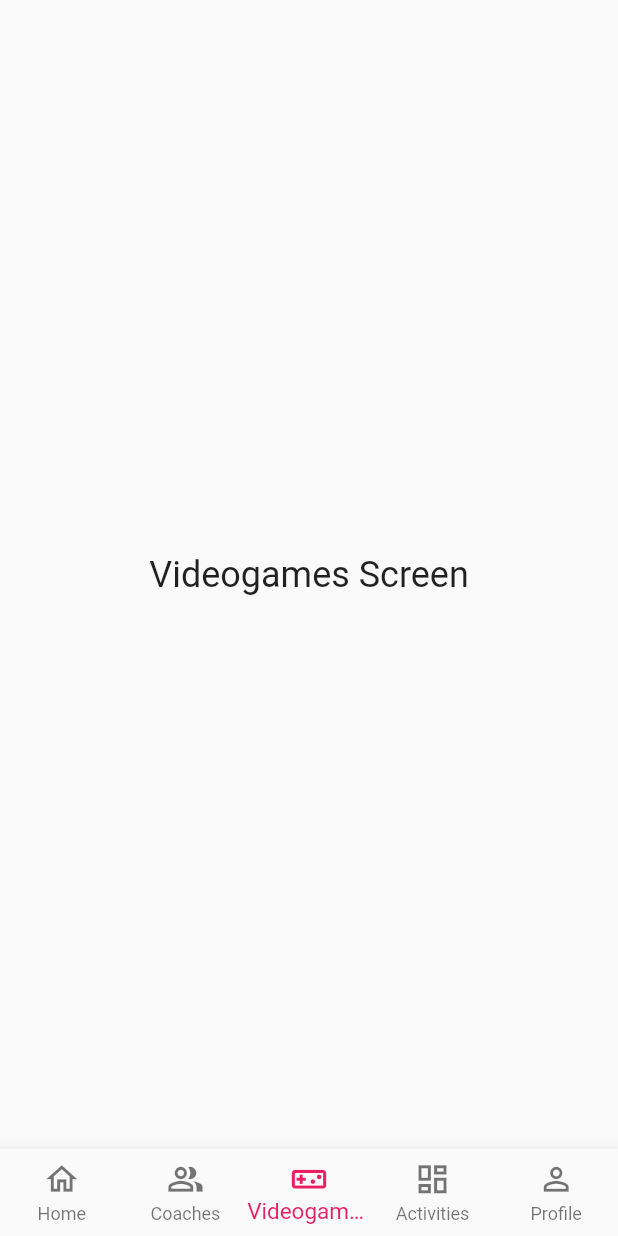
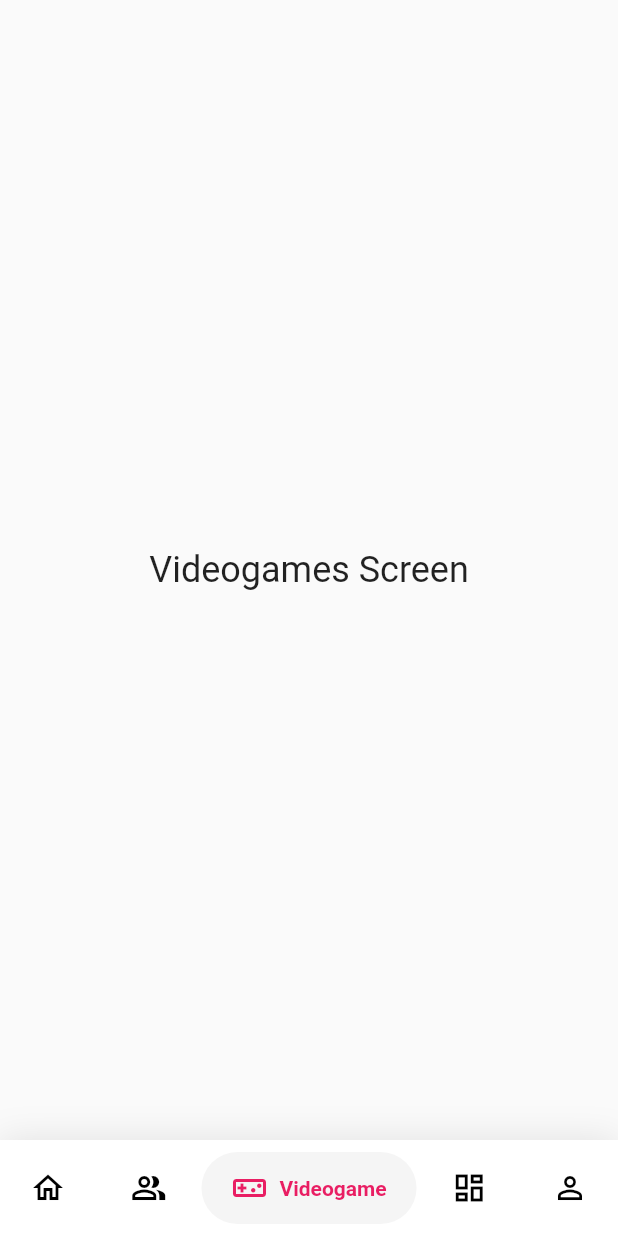
Before and after one commit to leocesias/LevelUpCenter-App-Flutter, a Flutter app: the screen it shows after launch, item 3 of the bottom bar chosen, on a phone screen of 412 x 824 dp. Run offline on Flutter 3.47's test engine with Material 2 defaults, Android fonts, the phone set to English and light mode, and no system bars; drawn by our look-alikes of google_nav_bar.

Commit message:
update navbar bottom

```diff
--- a/lib/config/menu/menuItems.dart
+++ b/lib/config/menu/menuItems.dart
@@ -1,42 +1,69 @@
 // ignore_for_file: file_names
 import 'package:flutter/material.dart';
+import 'package:google_nav_bar/google_nav_bar.dart';
 
-class MenuItems {
-  final String name;
-  final String link;
-  final IconData icon;
+class MenuItems extends StatefulWidget {
+  final Function currentIndex;
+  const MenuItems({super.key, required this.currentIndex});
 
-  const MenuItems({
-    required this.name,
-    required this.link,
-    required this.icon,
-  });
+  @override
+  State<MenuItems> createState() => _MenuItemsState();
 }
 
-const appMenuItems = <MenuItems>[
-  MenuItems(
-    name: 'Home',
-    link: '/',
-    icon: Icons.home_outlined
-  ),
-  MenuItems(
-    name: 'Activities',
-    link: '/activities',
-    icon: Icons.dashboard_outlined
-  ),
-  MenuItems(
-    name: 'Coaches',
-    link: '/coaches',
-    icon: Icons.people_alt_outlined
-  ),
-  MenuItems(
-    name: 'Profile',
-    link: '/profile',
-    icon: Icons.person_outline
-  ),
-  MenuItems(
-    name: 'Videogames',
-    link: '/videogames',
-    icon: Icons.videogame_asset_outlined
-  ),
-];
+class _MenuItemsState extends State<MenuItems> {
+  int index = 0;
+
+  @override
+  Widget build(BuildContext context) {
+    return Container(
+      decoration: BoxDecoration(color: Colors.white, boxShadow: [
+        BoxShadow(blurRadius: 20, color: Colors.black.withOpacity(.1))
+      ]),
+      child: SafeArea(
+        child: Padding(
+          padding: const EdgeInsets.symmetric(horizontal: 0, vertical: 8),
+          child: GNav(
+            rippleColor: Colors.grey[300]!,
+            hoverColor: Colors.grey[100]!,
+            gap: 8,
+            activeColor: Colors.pink,
+            iconSize: 24,
+            padding: const EdgeInsets.symmetric(horizontal: 20, vertical: 12),
+            duration: const Duration(milliseconds: 400),
+            tabBackgroundColor: Colors.grey[100]!,
+            color: Colors.black,
+            tabs: const [
+              GButton(
+                icon: Icons.home_outlined,
+                text: 'Home',
+              ),
+              GButton(
+                icon: Icons.people_alt_outlined,
+                text: 'Coaches',
+              ),
+              GButton(
+                icon: Icons.videogame_asset_outlined,
+                text: 'Videogame',
+              ),
+              GButton(
+                icon: Icons.dashboard_outlined,
+                text: 'Activities',
+              ),
+              GButton(
+                icon: Icons.person_outline,
+                text: 'Profile',
+              ),
+            ],
+            selectedIndex: index,
+            onTabChange: (int i) {
+              setState(() {
+                index = i;
+                widget.currentIndex(i);
+              });
+            },
+          ),
+        ),
+      ),
+    );
+  }
+}
--- a/lib/config/router/appRouter.dart
+++ b/lib/config/router/appRouter.dart
@@ -17,6 +17,8 @@ class AppRouter extends StatelessWidget {
       const ActivitiesScreen(),
       const ProfileConfig(),
     ];
-    return myList[index];
+    return Scaffold(
+      body: myList[index],
+    );
   }
 }
--- a/lib/src/screens/navbar/bottomNavigation.dart
+++ /dev/null
@@ -1,55 +0,0 @@
-// ignore_for_file: file_names
-import 'package:flutter/material.dart';
-
-class BottomNavigation extends StatefulWidget {
-
-  final Function currentIndex;
-
-  const BottomNavigation({super.key, required this.currentIndex});
-
-  @override
-  State<BottomNavigation> createState() => _BottomNavigationState();
-}
-
-class _BottomNavigationState extends State<BottomNavigation> {
-  int index = 0;
-
-  @override
-  Widget build(BuildContext context) {
-    return BottomNavigationBar(
-      currentIndex: index,
-      onTap: (int i){
-        setState(() {
-          index = i;
-          widget.currentIndex(index);
-        });
-      },
-        type: BottomNavigationBarType.fixed,
-        selectedItemColor: Colors.pink,
-        iconSize: 25,
-        selectedFontSize: 15,
-        unselectedFontSize: 12,
-        items: const [
-          BottomNavigationBarItem(
-            icon: Icon(Icons.home_outlined),
-            label: 'Home',
-          ),
-          BottomNavigationBarItem(
-            icon: Icon(Icons.people_alt_outlined),
-            label: 'Coaches',
-          ),
-          BottomNavigationBarItem(
-            icon: Icon(Icons.videogame_asset_outlined),
-            label: 'Videogames',
-          ),
-          BottomNavigationBarItem(
-            icon: Icon(Icons.dashboard_outlined),
-            label: 'Activities',
-          ),
-          BottomNavigationBarItem(
-            icon: Icon(Icons.person_outline),
-            label: 'Profile',
-          ),
-        ]);
-  }
-}
--- a/lib/src/screens/navbar/navbarScreen.dart
+++ b/lib/src/screens/navbar/navbarScreen.dart
@@ -1,8 +1,8 @@
 // ignore_for_file: file_names
 
 import 'package:flutter/material.dart';
+import 'package:lookurclimb/config/menu/menuItems.dart';
 import 'package:lookurclimb/config/router/appRouter.dart';
-import 'package:lookurclimb/src/screens/navbar/bottomNavigation.dart';
 
 class NavbarScreen extends StatefulWidget {
   const NavbarScreen({Key? key}) : super(key: key);
@@ -13,11 +13,11 @@ class NavbarScreen extends StatefulWidget {
 
 class _NavbarScreenState extends State<NavbarScreen> {
   int index = 0;
-  BottomNavigation? bottomNavigation;
+  late MenuItems bottomNavigation;  // Cambiado a late
 
   @override
   void initState() {
-    bottomNavigation = BottomNavigation(currentIndex: (int i) {
+    bottomNavigation = MenuItems(currentIndex: (int i) {
       setState(() {
         index = i;
       });
--- a/pubspec.yaml
+++ b/pubspec.yaml
@@ -36,6 +36,7 @@ dependencies:
   # Use with the CupertinoIcons class for iOS style icons.
   cupertino_icons: ^1.0.2
   go_router: ^12.0.0
+  google_nav_bar: ^5.0.6
 
 dev_dependencies:
   flutter_test:
```
Also changed, not shown: pubspec.lock.
